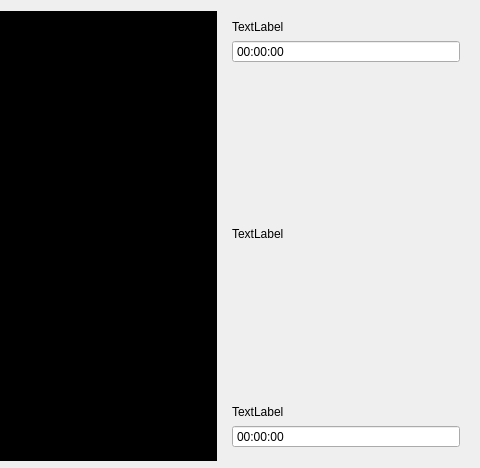
This is chessVshogi/UI/ingame_shogi.ui in sahinakkaya/chess as Qt 5 draws it before an edit; both pictures show x 244 to 724 and y 0 to 468 of the 724 by 468 pixel window. The edited form follows.
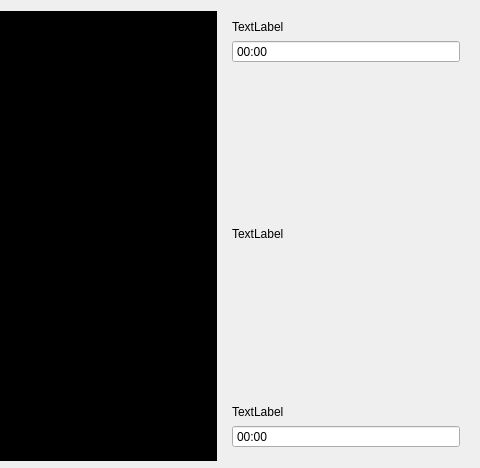
This is the edited form. Icons and pictures are not drawn.

Commit message: Add dynamic selection of mode (chess or shogi)

Diff of the .ui file:
```diff
--- a/chessVshogi/UI/ingame_shogi.ui
+++ b/chessVshogi/UI/ingame_shogi.ui
@@ -1460,6 +1460,9 @@
         <property name="buttonSymbols">
          <enum>QAbstractSpinBox::NoButtons</enum>
         </property>
+        <property name="displayFormat">
+         <string>mm:ss</string>
+        </property>
        </widget>
       </item>
       <item>
@@ -1513,6 +1516,9 @@
         <property name="buttonSymbols">
          <enum>QAbstractSpinBox::NoButtons</enum>
         </property>
+        <property name="displayFormat">
+         <string>mm:ss</string>
+        </property>
        </widget>
       </item>
      </layout>
```
The commit also changes 4 other files.
